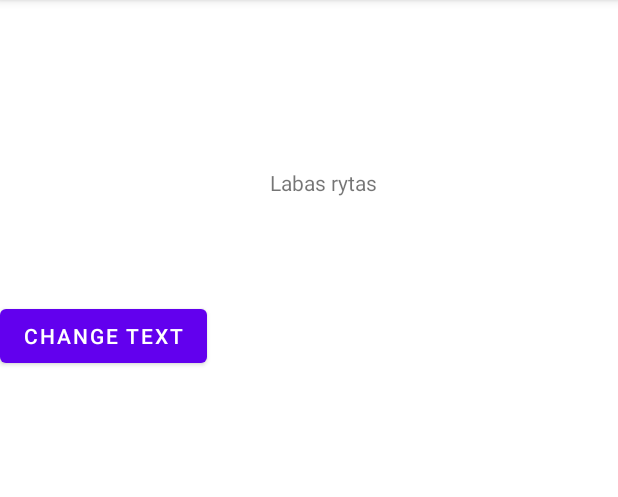
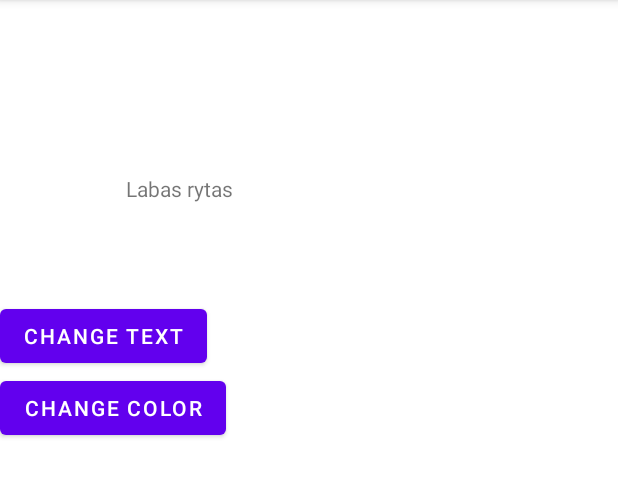
Before and after one commit to Karolis0/FinTechTaikSprendimai, an Android app: the screen it shows after launch (MainActivity), after a tap on "CHANGE TEXT", on a phone screen of 412 x 824 dp, the part 84-581 px from its top. Run offline under Robolectric (Android 15) with nearby library versions, the phone set to English and light mode, and no system bars.

Commit message:
Added button to change text color and improvised with text provided

```diff
--- a/app/src/main/java/com/example/fintechtaiksprendimai/MainActivity.java
+++ b/app/src/main/java/com/example/fintechtaiksprendimai/MainActivity.java
@@ -2,7 +2,9 @@ package com.example.fintechtaiksprendimai;
 
 import androidx.appcompat.app.AppCompatActivity;
 
+import android.graphics.Color;
 import android.os.Bundle;
+import android.text.format.Time;
 import android.view.View;
 import android.widget.Button;
 import android.widget.TextView;
@@ -10,15 +12,43 @@ import android.widget.TextView;
 public class MainActivity extends AppCompatActivity {
 
     Button buttonText;
+    Button buttonChangeColor;
+    TextView tv;
+
     @Override
     protected void onCreate(Bundle savedInstanceState) {
         super.onCreate(savedInstanceState);
         setContentView(R.layout.activity_main);
+
+        tv = (TextView) findViewById(R.id.txtTextDisplay);
+
         buttonText = (Button) findViewById(R.id.btnInputText);
         buttonText.setOnClickListener(new View.OnClickListener() {
             public void onClick(View v) {
-                TextView tv = (TextView) findViewById(R.id.txtTextDisplay);
-                tv.setText("Labas rytas");
+                //Deprecated, but to make it slightly more responsive its more than enough
+                //Provides 24H time format
+                //Source: https://stackoverflow.com/questions/5369682/how-to-get-current-time-and-date-in-android second upvote (499)
+                Time now = new Time();
+                now.setToNow();
+
+                if (now.hour < 13) {
+                    tv.setText("Labas rytas");
+                }
+
+                if (now.hour >= 13 && now.hour < 17) {
+                    tv.setText("Laba diena");
+                }
+
+                if (now.hour >= 17) {
+                    tv.setText("Labas vakaras");
+                }
+            }
+        });
+
+        buttonChangeColor = (Button) findViewById(R.id.btnChangeTextColor);
+        buttonChangeColor.setOnClickListener(new View.OnClickListener() {
+            public void onClick(View v) {
+                tv.setTextColor(Color.RED);
             }
         });
     }
--- a/app/src/main/res/layout/activity_main.xml
+++ b/app/src/main/res/layout/activity_main.xml
@@ -10,11 +10,10 @@
 
     <TextView
         android:id="@+id/txtTextDisplay"
-        android:layout_width="0dp"
-        android:layout_height="24dp"
-        android:layout_marginStart="180dp"
-        android:layout_marginTop="112dp"
-        android:text="Hello World!"
+        android:layout_width="258dp"
+        android:layout_height="20dp"
+        android:layout_marginStart="84dp"
+        android:layout_marginTop="116dp"
         app:layout_constraintStart_toStartOf="parent"
         app:layout_constraintTop_toTopOf="parent" />
 
@@ -27,4 +26,12 @@
         app:layout_constraintTop_toBottomOf="@+id/txtTextDisplay"
         tools:layout_editor_absoluteX="148dp" />
 
+    <Button
+        android:id="@+id/btnChangeTextColor"
+        android:layout_width="wrap_content"
+        android:layout_height="wrap_content"
+        android:text="Change color"
+        app:layout_constraintTop_toBottomOf="@+id/btnInputText"
+        tools:layout_editor_absoluteX="137dp" />
+
 </androidx.constraintlayout.widget.ConstraintLayout>
```
